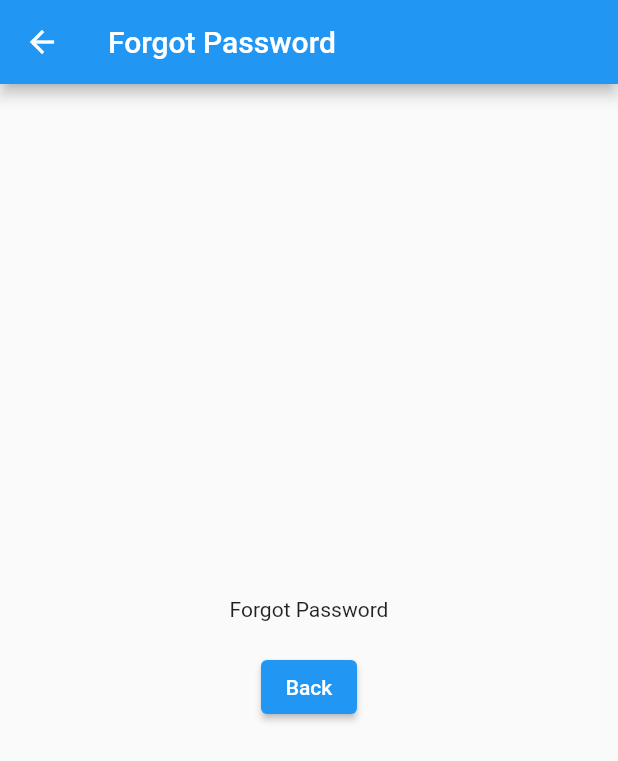
After one commit to ChrisV404/final_fitness, a Flutter app: the screen it shows after launch, after a tap on "Forgot Password?", on a phone screen of 412 x 824 dp. The commit adds this screen. Shown: the top 761 px of the screen. Run offline on Flutter 3.47's test engine with Material 2 defaults, Android fonts, the phone set to English and light mode, and no system bars; network calls fail.

Commit message:
added temporary forgot password page

```diff
--- a/lib/main.dart
+++ b/lib/main.dart
@@ -13,7 +13,7 @@ class MyApp extends StatelessWidget {
   Widget build(BuildContext context) {
     return MaterialApp(
       debugShowCheckedModeBanner: false,
-      home: AuthPage(),
+      home: AuthPage(), // replace with AuthPage() to see the login and register pages
     );
   }
 }
--- /dev/null
+++ b/lib/pages/forgot_password_page.dart
@@ -0,0 +1,35 @@
+import 'package:flutter/material.dart';
+
+class ForgotPasswordPage extends StatefulWidget {
+  // final Function()? onTap;
+  const ForgotPasswordPage({super.key});
+
+  @override
+  State<ForgotPasswordPage> createState() => _ForgotPasswordPageState();
+}
+
+class _ForgotPasswordPageState extends State<ForgotPasswordPage> {
+  @override
+  Widget build(BuildContext context) {
+    return Scaffold(
+      appBar: AppBar(
+        title: const Text("Forgot Password"),
+      ),
+      body: Center(
+        child: Column(
+          mainAxisAlignment: MainAxisAlignment.center,
+          children: [
+            const Text("Forgot Password"),
+            const SizedBox(height: 20),
+            ElevatedButton(
+              onPressed: () {
+                Navigator.pop(context);
+              },
+              child: const Text("Back"),
+            ),
+          ],
+        ),
+      ),
+    );
+  }
+}
--- a/lib/pages/login_page.dart
+++ b/lib/pages/login_page.dart
@@ -3,6 +3,7 @@ import 'package:flutter/material.dart';
 import 'package:final_fitness/components/my_button.dart';
 import 'package:final_fitness/components/my_textfield.dart';
 import 'package:final_fitness/components/square_tile.dart';
+import 'package:final_fitness/pages/forgot_password_page.dart';
 
 import '../api_service.dart';
 import 'package:final_fitness/user_model.dart';
@@ -59,7 +60,6 @@ class _LoginPageState extends State<LoginPage> {
       // show error message
       showErrorMessage(e.toString());
     }
-
   }
 
   // error message to user
@@ -78,6 +78,16 @@ class _LoginPageState extends State<LoginPage> {
         );
       },
     );
+  }
+
+  void forgotPassword() {
+    if (context.mounted) {
+      Navigator.push(
+          context,
+          MaterialPageRoute(
+            builder: (context) => const ForgotPasswordPage(),
+          ));
+    }
   }
 
   @override
@@ -153,18 +163,21 @@ class _LoginPageState extends State<LoginPage> {
                   const SizedBox(height: 10),
 
                   // forgot password?
-                  const Padding(
+                  Padding(
                     padding: EdgeInsets.symmetric(horizontal: 25.0),
                     child: Row(
                       mainAxisAlignment: MainAxisAlignment.end,
                       children: [
-                        Text(
+                        GestureDetector(
+                          onTap: forgotPassword,
+                          child: const Text(
                             'Forgot Password?',
                             style: TextStyle(
                               color: Color.fromARGB(255, 27, 20, 162),
                               fontWeight: FontWeight.bold,
                               fontFamily: 'Poppins',
                               fontSize: 15,
+                            ),
                           ),
                         ),
                       ],
```
Lines whose indentation alone changed are shown as unchanged.
